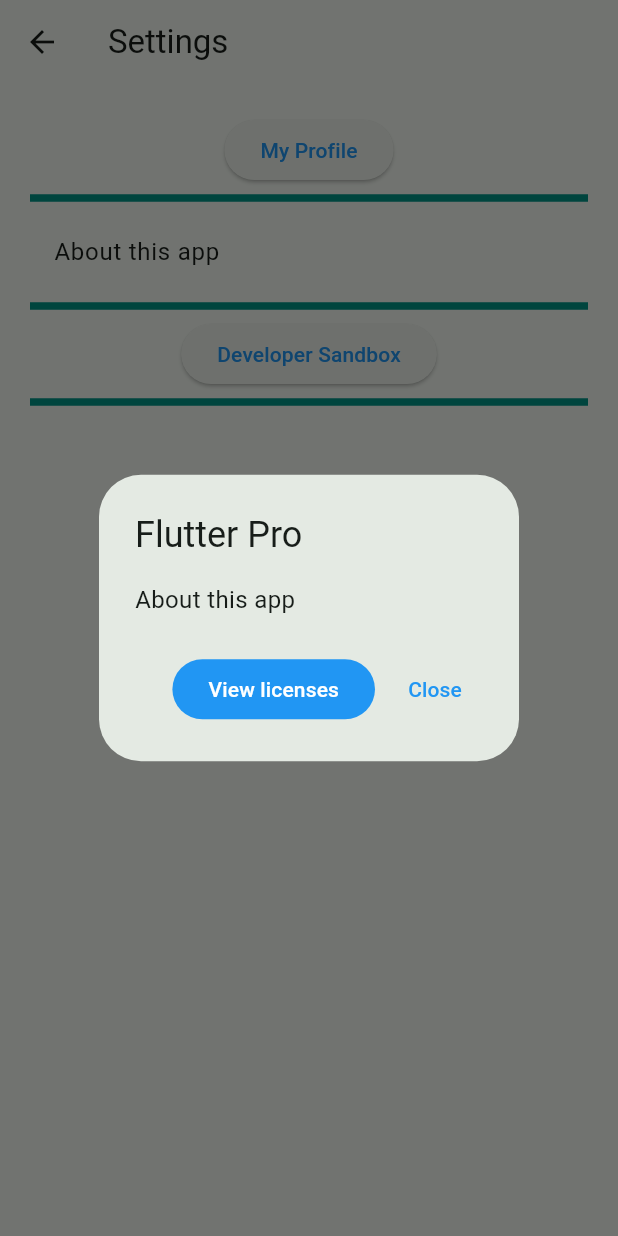
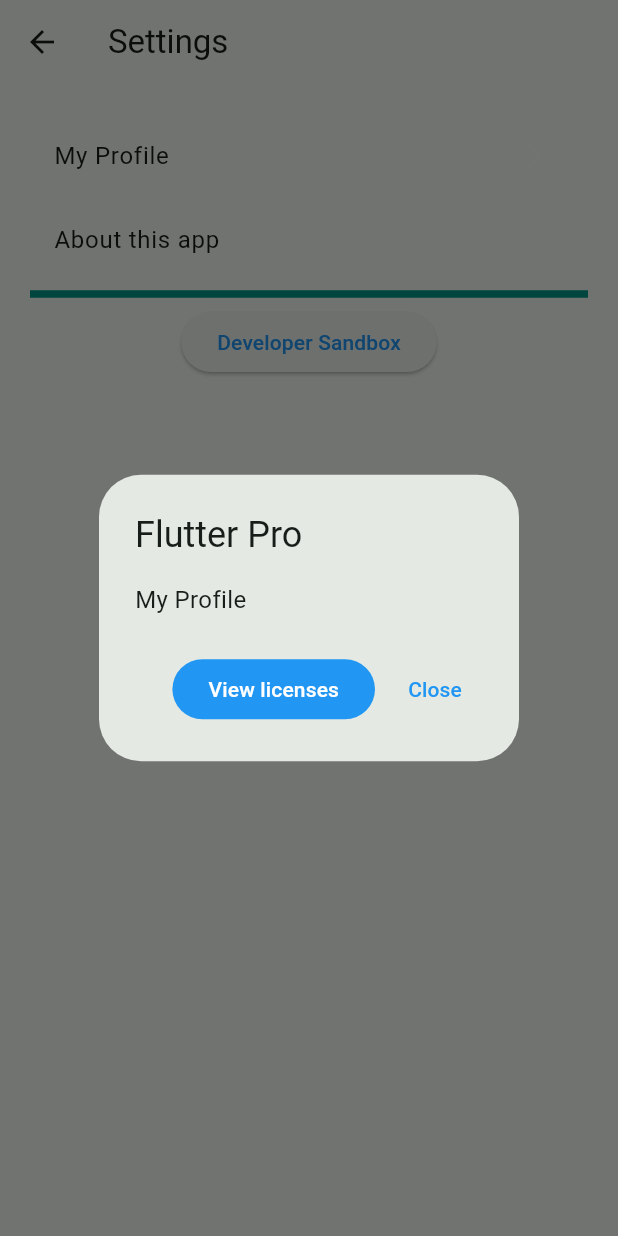
Before and after one commit to lmarquar/StimmApp, a Flutter app: the SettingsPage screen opened directly, after a tap on "About this app", on a phone screen of 412 x 824 dp. Run offline on Flutter 3.47's test engine with Material 3 defaults, Android fonts, the phone set to English and light mode, and no system bars; our stand-ins replace cloud_firestore, connectivity_plus, firebase_auth, firebase_core, internet_connection_checker, lottie and 1 more; accounts and stored records are empty; Roboto replaces fonts that are missing (Poppins).

Commit message:
prettied up settings

```diff
--- a/lib/app/mobile/pages/main/settings/settings_page.dart
+++ b/lib/app/mobile/pages/main/settings/settings_page.dart
@@ -33,8 +33,16 @@
         child: SingleChildScrollView(
           child: Column(
             children: [
-              ElevatedButton(
-                onPressed: () {
+              UnaffectedChildWidget(
+                child: Material(
+                  type: MaterialType.transparency,
+                  child: ListTile(
+                    trailing: const Icon(
+                      Icons.arrow_forward_ios_outlined,
+                      color: Colors.white38,
+                    ),
+                    title: const Text(Words.myProfile),
+                    onTap: () {
                       Navigator.push(
                         context,
                         MaterialPageRoute(
@@ -44,9 +52,9 @@
                         ),
                       );
                     },
-                child: Text(Words.myProfile),
                   ),
-              Divider(color: Colors.teal, thickness: 5),
+                ),
+              ),
               UnaffectedChildWidget(
                 child: ListTile(
                   title: const Text(Words.aboutThisApp),
@@ -57,7 +65,7 @@
                         return AlertDialog(
                           title: const Text(Words.flutterPro),
                           content: const Text(
-                            Words.aboutThisApp,
+                            Words.myProfile,
                             style: AppTextStyles.m,
                           ),
                           actions: [
@@ -95,7 +103,6 @@
                 },
                 child: Text('Developer Sandbox'),
               ),
-              Divider(color: Colors.teal, thickness: 5),
             ],
           ),
         ),
--- a/lib/core/constants/words.dart
+++ b/lib/core/constants/words.dart
@@ -1,5 +1,6 @@
 class Words {
   //acbde
+  static const String alert = 'Alert';
   static const String aboutThisApp = 'About this app';
   static const String activityHistory = 'Activity History';
   static const String
```
Also changed, not shown: package-lock.json (added). Lines whose indentation alone changed are shown as unchanged.
